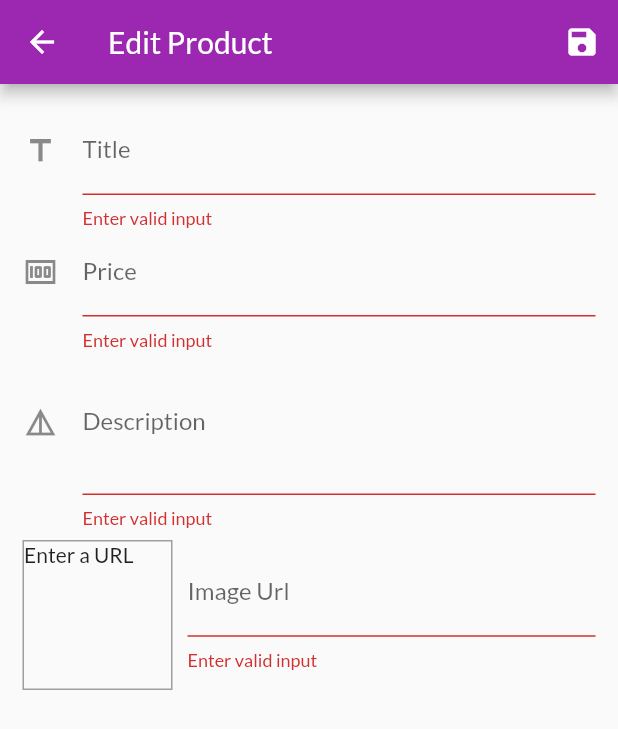
After one commit to iyidaclem/myshop-, a Flutter app: the EditProductScreen screen opened by its route, after a tap on the "save" icon, on a phone screen of 412 x 824 dp. The commit adds this screen. Shown: the top 729 px of the screen. Run offline on Flutter 3.47's test engine with Material 2 defaults, Android fonts, the phone set to English and light mode, and no system bars; network calls fail.

Commit message:
add product page created

```diff
--- a/lib/main.dart
+++ b/lib/main.dart
@@ -2,6 +2,7 @@ import 'package:flutter/material.dart';
 import 'package:provider/provider.dart';
 
 import './screens/products_overview_screen.dart';
+import '../screens/edit_product_screen.dart';
 import '../screens/cart_screen.dart';
 import './screens/product_detail_screen.dart';
 import './providers/products.dart';
@@ -41,6 +42,7 @@ class MyApp extends StatelessWidget {
             CartScreen.routName: (ctx)=>CartScreen(),
             OrdersScreen.routeName:  (ctx)=>OrdersScreen(),
             UserProductsScreen.routeName: (ctx)=>UserProductsScreen(),
+            EditProductScreen.routeName: (ctx)=>EditProductScreen(),
 
           }),
     );
--- a/lib/providers/products.dart
+++ b/lib/providers/products.dart
@@ -64,8 +64,15 @@ class Products with ChangeNotifier {
   //   notifyListeners();
   // }
 
-  void addProduct() {
-    // _items.add(value);
+  void addProduct(Product product) {
+    final newProduct = Product(
+      id: DateTime.now().toString(),
+      title: product.title,
+      price: product.price,
+      description: product.description,
+      imageUrl: product.imageUrl,
+    );
+    _items.add(newProduct);
     notifyListeners();
   }
 }
--- /dev/null
+++ b/lib/screens/edit_product_screen.dart
@@ -0,0 +1,168 @@
+import 'package:flutter/material.dart';
+import 'package:provider/provider.dart';
+
+import '../providers/product.dart';
+import '../providers/products.dart';
+
+// stl
+class EditProductScreen extends StatefulWidget {
+  static const routeName = "./edit_product";
+  @override
+  _EditProductScreenState createState() => _EditProductScreenState();
+}
+
+class _EditProductScreenState extends State<EditProductScreen> {
+  final _imageUrlController = TextEditingController();
+  final _form = GlobalKey<FormState>();
+  var _editProduct = Product(
+      id: "", title: "title", description: "", price: 0.0, imageUrl: "");
+  var url = "";
+  void changeUrl(_) {
+    setState(() {
+      url = _imageUrlController.text;
+    });
+  }
+
+  _saveForm() {
+    final isValid = _form.currentState!.validate();
+    if(!isValid){return;}
+    _form.currentState!.save();
+    Provider.of<Products>(context,listen: false).addProduct(_editProduct);
+    Navigator.of(context).pop();
+  }
+
+  @override
+  void dispose() {
+    _imageUrlController.dispose();
+    super.dispose();
+  }
+
+  @override
+  Widget build(BuildContext context) {
+    return Scaffold(
+      appBar: AppBar(
+        title: Text("Edit Product"),
+        actions: [IconButton(onPressed: _saveForm, icon: Icon(Icons.save))],
+      ),
+      body: Padding(
+        padding: const EdgeInsets.all(15.0),
+        child: Form(
+          key: _form,
+          child: ListView(
+            children: [
+              TextFormField(
+                decoration: InputDecoration(
+                    labelText: "Title", icon: Icon(Icons.title)),
+                textInputAction: TextInputAction.next,
+                validator:(value){
+                  if(value!.isEmpty){
+                    return "Enter valid input";
+                  }
+                  return null;
+                },
+                onSaved: (value) {
+                 _editProduct =  Product(
+                      id: _editProduct.id,
+                      title: value.toString(),
+                      description: _editProduct.description,
+                      price: _editProduct.price,
+                      imageUrl: _editProduct.imageUrl);
+                },
+              ),
+              TextFormField(
+                decoration: InputDecoration(
+                    labelText: "Price", icon: Icon(Icons.money),),
+                textInputAction: TextInputAction.next,
+                keyboardType: TextInputType.number,
+                validator:(value){
+                  if(value!.isEmpty){
+                    return "Enter valid input";
+                  }
+                  return null;
+                },
+                onSaved: (value) {
+                  _editProduct =  Product(
+                      id: _editProduct.id,
+                      title: _editProduct.title,
+                      description: _editProduct.description,
+                      price: double.parse(value!),
+                      imageUrl: _editProduct.imageUrl);
+                },
+              ),
+
+              TextFormField(
+                decoration: InputDecoration(
+                    labelText: "Description", icon: Icon(Icons.details)),
+                maxLines: 3,
+                keyboardType: TextInputType.multiline,
+                validator:(value){
+                  if(value!.isEmpty){
+                    return "Enter valid input";
+                  }
+                  return null;
+                },
+                onSaved:(value){
+                  _editProduct =  Product(
+                      id: _editProduct.id,
+                      title: _editProduct.title,
+                      description: value!,
+                      price: _editProduct.price,
+                      imageUrl: _editProduct.imageUrl);
+                }
+              ),
+              Row(
+                children: <Widget>[
+                  Container(
+                    width: 100,
+                    height: 100,
+                    margin: EdgeInsets.only(
+                      top: 8,
+                      right: 10,
+                    ),
+                    decoration: BoxDecoration(
+                        border: Border.all(
+                      width: 1,
+                      color: Colors.grey,
+                    )),
+                    child: _imageUrlController.text == ""
+                        ? Text("Enter a URL")
+                        : Image.network(_imageUrlController.text,
+                            fit: BoxFit.cover),
+                  ),
+                  Expanded(
+                    child: TextFormField(
+                      decoration: InputDecoration(
+                        labelText: "Image Url",
+                      ),
+                      keyboardType: TextInputType.url,
+                      textInputAction: TextInputAction.done,
+                      controller: _imageUrlController,
+                      onChanged: (e) => {changeUrl("")},
+                      onFieldSubmitted: (e) {
+                        _saveForm();
+                      },
+                      validator:(value){
+                        if(value!.isEmpty){
+                          return "Enter valid input";
+                        }
+                        return null;
+                      },
+                      onSaved:(value){
+                        _editProduct =  Product(
+                      id: _editProduct.id,
+                      title: _editProduct.title,
+                      description: _editProduct.description,
+                      price: _editProduct.price,
+                      imageUrl: value!);
+                      }
+                    ),
+                  )
+                ],
+              )
+            ],
+          ),
+        ),
+      ),
+    );
+  }
+}
--- a/lib/screens/user_products_screen.dart
+++ b/lib/screens/user_products_screen.dart
@@ -2,6 +2,7 @@ import 'package:flutter/material.dart';
 import 'package:myshop/widgets/app_drawer.dart';
 import 'package:provider/provider.dart';
 
+import '../screens/edit_product_screen.dart';
 import '../providers/products.dart';
 import '../widgets/user_product_item.dart';
 
@@ -14,7 +15,13 @@ class UserProductsScreen extends StatelessWidget {
     return Scaffold(
       appBar: AppBar(
         title: const Text("Your Products"),
-        actions: [IconButton(onPressed: () {}, icon: const Icon(Icons.add))],
+        actions: [
+          IconButton(
+              onPressed: () {
+                Navigator.of(context).pushNamed(EditProductScreen.routeName);
+              },
+              icon: const Icon(Icons.add))
+        ],
       ),
       drawer: AppDrawer(),
       body: Padding(
```
Also changed, not shown: lib/roadmap.dart (+2 -5 lines).
